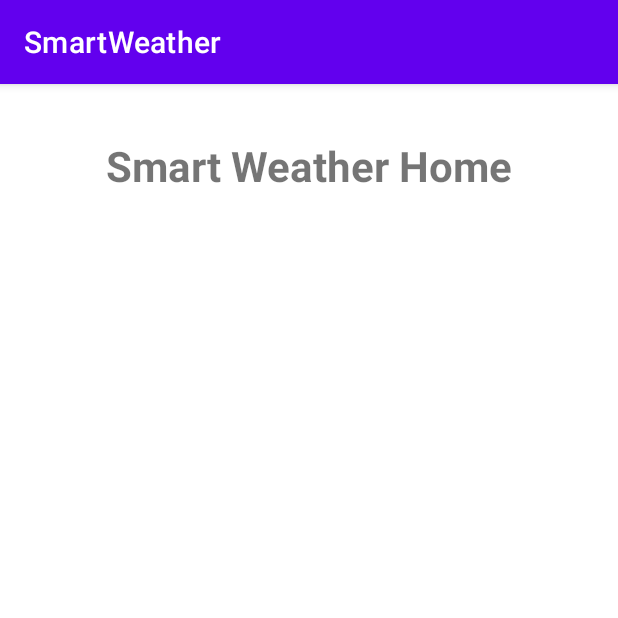
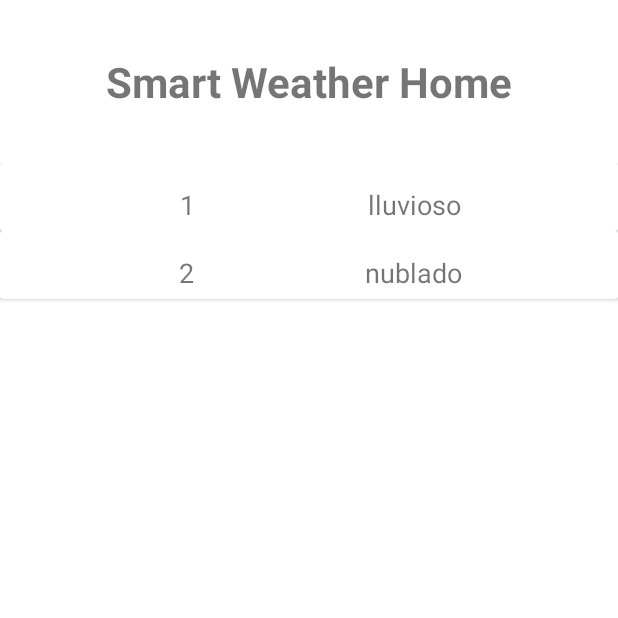
Before and after one commit to NormanBrandon/SmartWheater, an Android app: the HomeFragment screen opened directly, with no data from a screen before it, on a phone screen of 412 x 824 dp, the top half of it. Run offline under Robolectric (Android 15) with nearby library versions, the phone set to English and light mode, and no system bars.

Commit message:
[ADD] Adding retrofit object, item card, Api, and viewmodel

```diff
--- a/app/build.gradle
+++ b/app/build.gradle
@@ -12,7 +12,7 @@ android {
         targetSdk 32
         versionCode 1
         versionName "1.0"
-
+        buildConfigField "String", "URL_Services", "\"https://api.openweathermap.org/data/2.5\""
         testInstrumentationRunner "androidx.test.runner.AndroidJUnitRunner"
     }
 
--- /dev/null
+++ b/app/src/main/java/com/nprmanbrandons11/smartweather/data/models/WheatherInfo.kt
@@ -0,0 +1,6 @@
+package com.nprmanbrandons11.smartweather.data.models
+
+data class WheatherInfo(
+    val day : Int,
+    val wheather :String
+)
--- /dev/null
+++ b/app/src/main/java/com/nprmanbrandons11/smartweather/data/remote/Retrofit.kt
@@ -0,0 +1,16 @@
+package com.nprmanbrandons11.smartweather.data.remote
+
+import com.nprmanbrandons11.smartweather.BuildConfig
+import okhttp3.OkHttpClient
+import retrofit2.Retrofit
+import retrofit2.converter.gson.GsonConverterFactory
+
+object Retrofit {
+
+    fun getRetrofit(): Retrofit {
+        return Retrofit.Builder()
+            .baseUrl(BuildConfig.URL_Services)
+            .addConverterFactory(GsonConverterFactory.create())
+            .build()
+    }
+}
--- /dev/null
+++ b/app/src/main/java/com/nprmanbrandons11/smartweather/data/remote/service/WeatherApi.kt
@@ -0,0 +1,6 @@
+package com.nprmanbrandons11.smartweather.data.remote.service
+
+interface WeatherApi {
+
+
+}
--- /dev/null
+++ b/app/src/main/java/com/nprmanbrandons11/smartweather/data/remote/service/WeatherService.kt
@@ -0,0 +1,13 @@
+package com.nprmanbrandons11.smartweather.data.remote.service
+
+import com.google.gson.JsonObject
+import com.nprmanbrandons11.smartweather.data.remote.Retrofit
+import kotlinx.coroutines.withContext
+
+class WeatherService {
+    private val retrofit = Retrofit.getRetrofit()
+
+    suspend fun getWeather(){
+
+    }
+}
--- /dev/null
+++ b/app/src/main/java/com/nprmanbrandons11/smartweather/domain/repository/HomeRepository.kt
@@ -0,0 +1,5 @@
+package com.nprmanbrandons11.smartweather.domain.repository
+
+class HomeRepository {
+
+}
--- /dev/null
+++ b/app/src/main/java/com/nprmanbrandons11/smartweather/ui/adapters/home/RvHomeAdapter.kt
@@ -0,0 +1,37 @@
+package com.nprmanbrandons11.smartweather.ui.adapters.home
+
+import android.view.LayoutInflater
+import android.view.ViewGroup
+import androidx.navigation.Navigation
+import androidx.recyclerview.widget.RecyclerView
+import com.nprmanbrandons11.smartweather.R
+import com.nprmanbrandons11.smartweather.data.models.WheatherInfo
+import com.nprmanbrandons11.smartweather.databinding.ItemCardHomeBinding
+
+class RvHomeAdapter(private val list: List<WheatherInfo>): RecyclerView.Adapter<RvHomeAdapter.CardViewHolder>() {
+    override fun onCreateViewHolder(parent: ViewGroup, viewType: Int): CardViewHolder {
+        val from = LayoutInflater.from(parent.context)
+        val binding =ItemCardHomeBinding.inflate(from,parent,false)
+        return CardViewHolder(binding, parent)
+
+    }
+
+    override fun onBindViewHolder(holder: CardViewHolder, position: Int) {
+        holder.bindCard(list[position])
+    }
+
+    override fun getItemCount(): Int {
+        return list.size
+    }
+    inner class CardViewHolder(private val binding: ItemCardHomeBinding, private val parent: ViewGroup):RecyclerView.ViewHolder(binding.root) {
+
+        fun bindCard(info: WheatherInfo){
+                binding.weather.text = info.wheather
+                binding.day.text = info.day.toString()
+                binding.cardView.setOnClickListener {
+                    Navigation.findNavController(parent).navigate(R.id.action_homeFragment_to_detailFragment)
+                }
+        }
+
+    }
+}
--- a/app/src/main/java/com/nprmanbrandons11/smartweather/ui/fragments/home/HomeFragment.kt
+++ b/app/src/main/java/com/nprmanbrandons11/smartweather/ui/fragments/home/HomeFragment.kt
@@ -5,6 +5,7 @@ import androidx.fragment.app.Fragment
 import android.view.LayoutInflater
 import android.view.View
 import android.view.ViewGroup
+import androidx.fragment.app.viewModels
 import androidx.recyclerview.widget.LinearLayoutManager
 import androidx.recyclerview.widget.RecyclerView
 import androidx.recyclerview.widget.RecyclerView.HORIZONTAL
@@ -13,17 +14,18 @@ import com.nprmanbrandons11.smartweather.R
 import com.nprmanbrandons11.smartweather.data.models.WheatherInfo
 import com.nprmanbrandons11.smartweather.databinding.FragmentHomeBinding
 import com.nprmanbrandons11.smartweather.ui.adapters.home.RvHomeAdapter
+import com.nprmanbrandons11.smartweather.ui.fragments.home.viewModel.HomeViewModel
 
 class HomeFragment : Fragment() {
 
     private lateinit var binding:FragmentHomeBinding
     private lateinit var adapter: RvHomeAdapter
+    private val viewModel : HomeViewModel by viewModels()
 
     override fun onCreateView(
         inflater: LayoutInflater, container: ViewGroup?,
         savedInstanceState: Bundle?
     ): View {
-
         binding = FragmentHomeBinding.inflate(layoutInflater,container,false)
         return binding.root
     }
--- /dev/null
+++ b/app/src/main/java/com/nprmanbrandons11/smartweather/ui/fragments/home/viewModel/HomeViewModel.kt
@@ -0,0 +1,10 @@
+package com.nprmanbrandons11.smartweather.ui.fragments.home.viewModel
+
+import androidx.lifecycle.ViewModel
+import com.nprmanbrandons11.smartweather.data.remote.Retrofit
+
+class HomeViewModel: ViewModel() {
+    private val retrofit = Retrofit.getRetrofit()
+
+
+}
--- /dev/null
+++ b/app/src/main/res/layout/item_card_home.xml
@@ -0,0 +1,39 @@
+<?xml version="1.0" encoding="utf-8"?>
+<androidx.cardview.widget.CardView xmlns:android="http://schemas.android.com/apk/res/android"
+    android:id="@+id/card_view"
+    android:layout_width="match_parent"
+    android:layout_height="wrap_content"
+    xmlns:app="http://schemas.android.com/apk/res-auto">
+
+<androidx.constraintlayout.widget.ConstraintLayout
+    android:layout_width="match_parent"
+    android:layout_height="match_parent"
+    android:padding="5dp">
+    <TextView
+        android:id="@+id/day"
+        android:layout_width="wrap_content"
+        android:layout_height="wrap_content"
+        android:text="Dia X"
+        android:textSize="18sp"
+        android:layout_marginTop="10dp"
+        android:layout_marginStart="15dp"
+        android:layout_marginBottom="10dp"
+        app:layout_constraintStart_toStartOf="parent"
+        app:layout_constraintTop_toTopOf="parent"
+        app:layout_constraintEnd_toStartOf="@id/weather"/>
+
+    <TextView
+        android:id="@+id/weather"
+        android:layout_width="wrap_content"
+        android:layout_height="wrap_content"
+        android:layout_marginStart="15dp"
+        android:layout_marginTop="10dp"
+        android:layout_marginBottom="10dp"
+        android:text="Clima X"
+        android:textSize="18sp"
+        app:layout_constraintEnd_toEndOf="parent"
+        app:layout_constraintStart_toEndOf="@id/day"
+        app:layout_constraintTop_toTopOf="parent" />
+</androidx.constraintlayout.widget.ConstraintLayout>
+
+</androidx.cardview.widget.CardView>
--- a/app/src/main/res/values/themes.xml
+++ b/app/src/main/res/values/themes.xml
@@ -1,6 +1,6 @@
 <resources xmlns:tools="http://schemas.android.com/tools">
     <!-- Base application theme. -->
-    <style name="Theme.SmartWeather" parent="Theme.MaterialComponents.DayNight.DarkActionBar">
+    <style name="Theme.SmartWeather" parent="Theme.MaterialComponents.DayNight.NoActionBar">
         <!-- Primary brand color. -->
         <item name="colorPrimary">@color/purple_500</item>
         <item name="colorPrimaryVariant">@color/purple_700</item>
```
